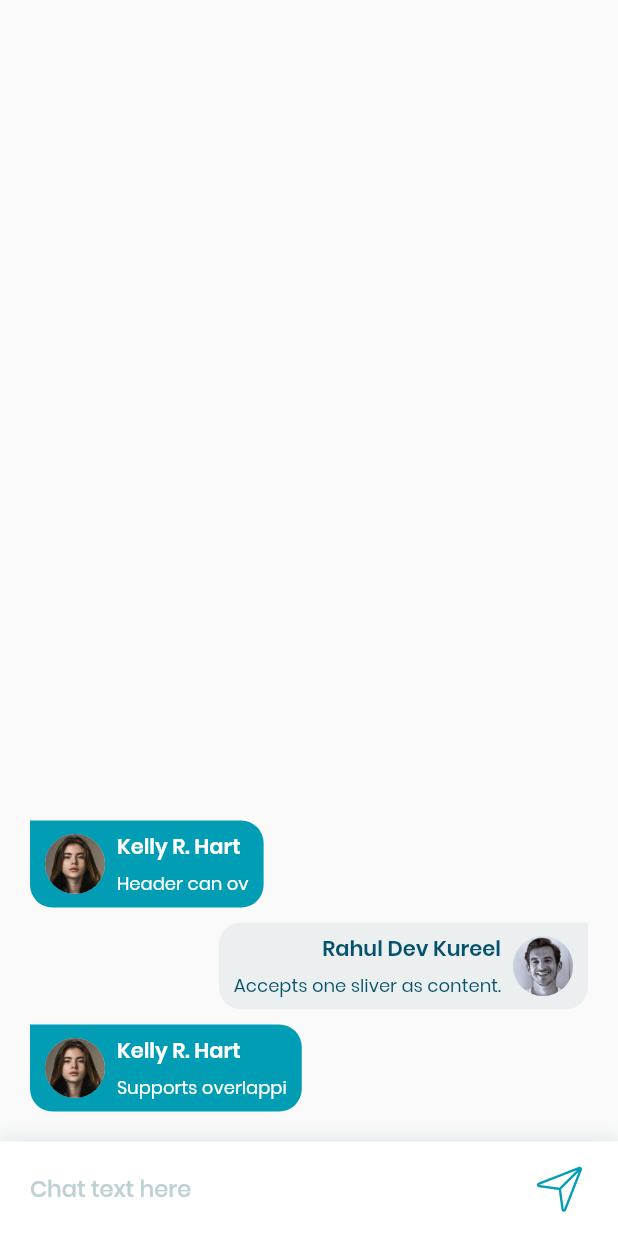
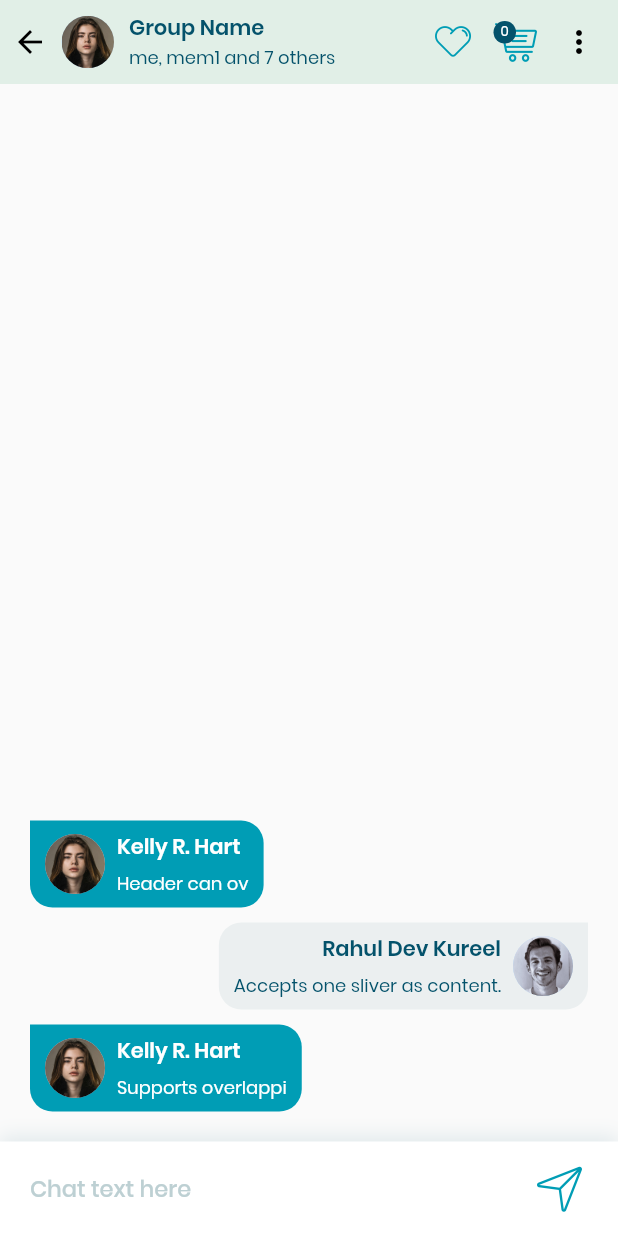
Before and after one commit to soumyap13/Store-App, a Flutter app: the ChatWidget screen opened directly, on a phone screen of 412 x 824 dp. Run offline on Flutter 3.47's test engine with Material 2 defaults, Android fonts, the phone set to English and light mode, and no system bars; our stand-ins replace carousel_slider, datetime_picker_formfield, flutter_svg, get_it, shared_preferences, sticky_headers and 1 more; missing offline and left inert: shared_preferences_web; accounts and stored records are empty.

Commit message:
group chat

```diff
--- a/lib/route_generator.dart
+++ b/lib/route_generator.dart
@@ -1,3 +1,4 @@
+import 'package:store_app/src/screens/chat.dart';
 import 'src/models/route_argument.dart';
 import 'src/screens/brand.dart';
 import 'src/screens/brands.dart';
@@ -71,6 +72,8 @@ class RouteGenerator {
         return MaterialPageRoute(builder: (_) => HelpWidget());
       case '/Languages':
         return MaterialPageRoute(builder: (_) => LanguagesWidget());
+      case '/Chat':
+        return MaterialPageRoute(builder: (_) => ChatWidget());
 //      case '/second':
 //      // Validation of correct data type
 //        if (args is String) {
--- a/lib/src/screens/chat.dart
+++ b/lib/src/screens/chat.dart
@@ -25,9 +25,26 @@ class _ChatWidgetState extends State<ChatWidget> {
     super.dispose();
   }
 
+  var labelCount = 0;
+
   @override
   Widget build(BuildContext context) {
     return Scaffold(
+      appBar: AppBar(
+        backgroundColor: Color.fromRGBO(0, 138, 62, 0.1),
+        elevation: 0,
+        title: appBarTitle(),
+        automaticallyImplyLeading: false,
+        leadingWidth: 25.0,
+        leading: IconButton(
+            onPressed: () {
+              Navigator.pop(context);
+            },
+            icon: Icon(Icons.arrow_back)),
+        actions: [
+          appBarActions(),
+        ],
+      ),
       body: Column(
         mainAxisSize: MainAxisSize.max,
         children: <Widget>[
@@ -95,4 +112,151 @@ class _ChatWidgetState extends State<ChatWidget> {
       ),
     );
   }
+
+  appBarTitle() {
+    return Container(
+      child: Row(
+        children: [
+          Container(
+              width: 35,
+              height: 35,
+              margin: EdgeInsets.only(top: 7, bottom: 7, right: 10),
+              child: InkWell(
+                borderRadius: BorderRadius.circular(300),
+                onTap: () {
+                  Navigator.of(context).pushNamed('/Tabs', arguments: 1);
+                },
+                child: CircleAvatar(
+                  backgroundImage: AssetImage('img/user2.jpg'),
+                ),
+              )),
+          Column(
+            crossAxisAlignment: CrossAxisAlignment.start,
+            children: [
+              Text(
+                "Group Name",
+                style: Theme.of(context).textTheme.body2,
+              ),
+              Text(
+                "me, mem1 and 7 others",
+                style: Theme.of(context).textTheme.body1,
+              )
+            ],
+          ),
+        ],
+      ),
+    );
+  }
+
+  popUpOptionMemu() {
+    return PopupMenuButton<ChatBoxMenu>(
+      onSelected: (ChatBoxMenu result) {},
+      itemBuilder: (BuildContext context) => <PopupMenuEntry<ChatBoxMenu>>[
+        const PopupMenuItem<ChatBoxMenu>(
+          value: ChatBoxMenu.GroupInfo,
+          child: Text('Group Info'),
+        ),
+        const PopupMenuItem<ChatBoxMenu>(
+          value: ChatBoxMenu.Search,
+          child: Text('Search'),
+        ),
+        const PopupMenuItem<ChatBoxMenu>(
+          value: ChatBoxMenu.GroupMedia,
+          child: Text('Group Media'),
+        ),
+        const PopupMenuItem<ChatBoxMenu>(
+          value: ChatBoxMenu.ExitGroup,
+          child: Text('Exit Group'),
+        ),
+        const PopupMenuItem<ChatBoxMenu>(
+          value: ChatBoxMenu.AddShortcut,
+          child: Text('Add Shortcut'),
+        ),
+        const PopupMenuItem<ChatBoxMenu>(
+          value: ChatBoxMenu.GoToFirstMessage,
+          child: Text('Go To FirstMessage'),
+        ),
+        const PopupMenuItem<ChatBoxMenu>(
+          value: ChatBoxMenu.Report,
+          child: Text('Report'),
+        ),
+        const PopupMenuItem<ChatBoxMenu>(
+          value: ChatBoxMenu.Orders,
+          child: Text('Orders'),
+        ),
+      ],
+    );
+  }
+
+  appBarActions() {
+    return Container(
+      width: 130,
+      child: Row(
+        children: [
+          Expanded(
+            flex: 1,
+            child: IconButton(
+              onPressed: () {},
+              icon: new Icon(
+                UiIcons.heart,
+                color: Theme.of(context).accentColor,
+              ),
+            ),
+          ),
+          Expanded(
+            flex: 2,
+            child: new FlatButton(
+              onPressed: () {},
+              child: Stack(
+                alignment: AlignmentDirectional.topEnd,
+                children: <Widget>[
+                  Padding(
+                    padding: const EdgeInsets.symmetric(horizontal: 6),
+                    child: Icon(
+                      UiIcons.shopping_cart,
+                      color: Theme.of(context).accentColor,
+                      size: 28,
+                    ),
+                  ),
+                  Container(
+                    child: Text(
+                      labelCount.toString(),
+                      textAlign: TextAlign.center,
+                      style: Theme.of(context).textTheme.caption.merge(
+                            TextStyle(
+                                color: Theme.of(context).primaryColor,
+                                fontSize: 9),
+                          ),
+                    ),
+                    padding: EdgeInsets.all(0),
+                    decoration: BoxDecoration(
+                        color: Theme.of(context).hintColor,
+                        borderRadius: BorderRadius.all(Radius.circular(10))),
+                    constraints: BoxConstraints(
+                        minWidth: 15,
+                        maxWidth: 15,
+                        minHeight: 15,
+                        maxHeight: 15),
+                  ),
+                ],
+              ),
+              color: Colors.transparent,
+            ),
+          ),
+          Expanded(flex: 2, child: popUpOptionMemu()),
+        ],
+      ),
+    );
+  }
 }
+
+enum ChatBoxMenu {
+  GroupInfo,
+  Search,
+  GroupMedia,
+  ExitGroup,
+  AddShortcut,
+  GoToFirstMessage,
+  Report,
+  Orders
+}
--- a/lib/src/widgets/MessageItemWidget.dart
+++ b/lib/src/widgets/MessageItemWidget.dart
@@ -44,7 +44,7 @@ class _MessageItemWidgetState extends State<MessageItemWidget> {
       },
       child: InkWell(
         onTap: () {
-          Navigator.of(context).pushNamed('/Tabs', arguments: 5);
+          Navigator.of(context).pushNamed('/Chat');
         },
         child: Container(
           color: this.widget.message.read
```
